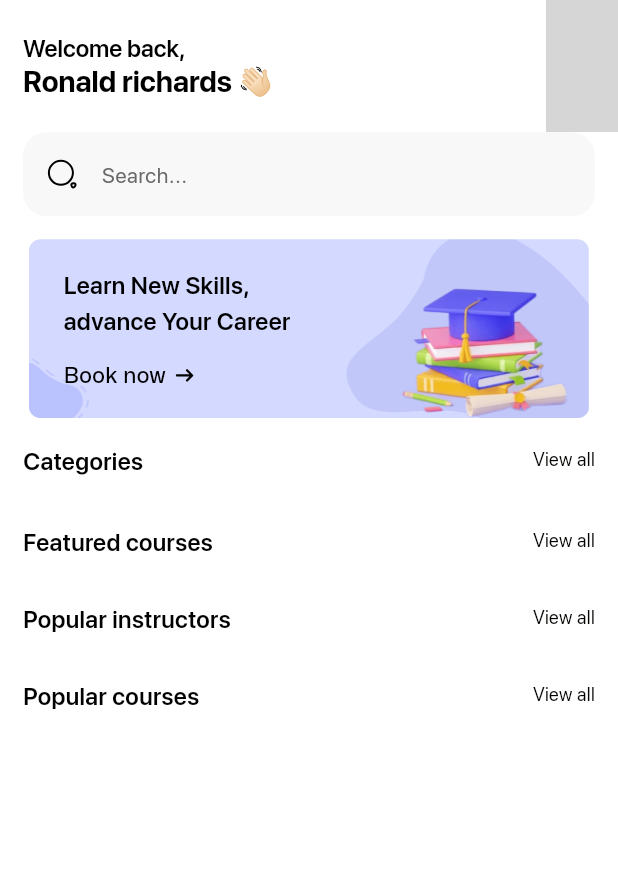
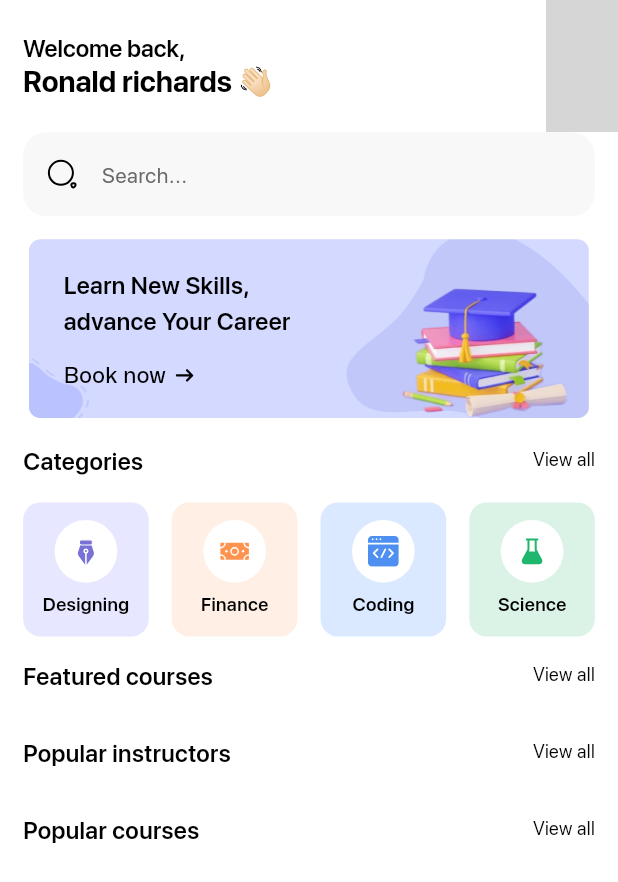
Before and after one commit to abuubaida921/Flutter_e_learning_app, a Flutter app: the HomeScreenContainerScreen screen opened by its route, on a phone screen of 412 x 824 dp. Shown: the top 882 px of the screen. Run offline on Flutter 3.47's test engine with Material 3 defaults, Android fonts, the phone set to English and light mode, and no system bars; drawn by our look-alikes of carousel_slider; our stand-ins replace cached_network_image, connectivity_plus, flutter_staggered_animations, flutter_svg, fluttertoast, get and 1 more; accounts and stored records are empty; grey boxes are pictures that could not be loaded.

Commit message:
Categories Screen Page Implemented

```diff
--- a/lib/core/utils/image_constant.dart
+++ b/lib/core/utils/image_constant.dart
@@ -60,5 +60,6 @@ class ImageConstant {
   static String imgLock = '$imagePath/img_lock.svg';
 
   static String imgContrast = '$imagePath/img_contrast.svg';
-
+  static String imgArrowLeftOnPrimary = '$imagePath/img_arrow_left_onprimary.svg';
+  static String imgArrowLeft = '$imagePath/img_arrow_left.svg';
 }
--- /dev/null
+++ b/lib/presentation/categories_screen/controller/categories_controller.dart
@@ -0,0 +1,9 @@
+import 'package:flutter_e_learning_app/core/app_export.dart';
+import 'package:flutter_e_learning_app/presentation/categories_screen/models/categories_model.dart';
+
+import '../models/categories_grid_item_model.dart';
+
+class CategoriesController extends GetxController {
+  List<CategoriesGridItemModel> categories =
+      CategoriesModel.getCategoriesData();
+}
--- /dev/null
+++ b/lib/presentation/categories_screen/models/categories_grid_item_model.dart
@@ -0,0 +1,9 @@
+import 'dart:ui';
+
+class CategoriesGridItemModel {
+  String? icon;
+  String? title;
+  Color? bgColor;
+  int? id;
+  CategoriesGridItemModel(this.icon,this.title,this.bgColor,this.id);
+}
--- /dev/null
+++ b/lib/presentation/categories_screen/models/categories_model.dart
@@ -0,0 +1,25 @@
+import '../../../core/app_export.dart';
+import 'categories_grid_item_model.dart';
+
+class CategoriesModel {
+
+ static List<CategoriesGridItemModel> getCategoriesData(){
+  return [
+   CategoriesGridItemModel(ImageConstant.imgCatDesigning ,"Designing",appTheme.indigo50,1),
+   CategoriesGridItemModel(ImageConstant.imgCar ,"Finance",appTheme.orange50,2),
+   CategoriesGridItemModel(ImageConstant.imgCatCode ,"Coding",appTheme.blue5001,3),
+   CategoriesGridItemModel(ImageConstant.imgCatScience ,"Science",appTheme.teal50,4),
+   CategoriesGridItemModel(ImageConstant.imgCalculator ,"Maths",appTheme.red50,5),
+   CategoriesGridItemModel(ImageConstant.imgCatPhysics ,"Physics",appTheme.lightBlue50,6),
+   CategoriesGridItemModel(ImageConstant.imgGroup34219 ,"Marketing",appTheme.lightPurple,7),
+   CategoriesGridItemModel(ImageConstant.imgCatStock ,"Stock market",appTheme.deepOrange50,8),
+   CategoriesGridItemModel(ImageConstant.imgSearchIndigoA200 ,"Photography",appTheme.deepPurple,9),
+   CategoriesGridItemModel(ImageConstant.imgCatAnalysis ,"data analysis",appTheme.blue50,10),
+   CategoriesGridItemModel(ImageConstant.imgCatCloud ,"Cloud security",appTheme.teal50,11),
+   CategoriesGridItemModel(ImageConstant.imgCatMachine ,"Machine learn",appTheme.purple,12),
+  ];
+ }
+
+
+
+}
--- a/lib/presentation/home_screen_page/home_screen_page.dart
+++ b/lib/presentation/home_screen_page/home_screen_page.dart
@@ -1,11 +1,11 @@
 import 'package:carousel_slider/carousel_slider.dart';
 import 'package:flutter/material.dart';
-import 'package:flutter_e_learning_app/core/app_export.dart';
-import 'package:flutter_e_learning_app/widgets/app_bar/appbar_trailing_iconbutton.dart';
-import 'package:flutter_e_learning_app/widgets/app_bar/custom_app_bar.dart';
+import 'package:flutter_e_learning_app/core/app_export.dart';import 'package:flutter_e_learning_app/widgets/app_bar/custom_app_bar.dart';
 import 'package:flutter_e_learning_app/widgets/custom_search_view.dart';
 
 import '../../widgets/custom_icon_button.dart';
+import '../categories_screen/controller/categories_controller.dart';
+import '../categories_screen/models/categories_grid_item_model.dart';
 import 'controller/home_screen_controller.dart';
 import 'models/home_screen_model.dart';
 import 'models/slider_model.dart';
@@ -19,8 +19,7 @@ class HomeScreenPage extends StatefulWidget {
 }
 
 class _HomeScreenPageState extends State<HomeScreenPage> {
-  HomeScreenController controller =
-      Get.put(HomeScreenController(HomeScreenModel().obs));
+  HomeScreenController controller = Get.put(HomeScreenController(HomeScreenModel().obs));
   CategoriesController categoriesController = Get.put(CategoriesController());
   FeaturedCourseController featuredCourseController = Get.put(FeaturedCourseController());
   PopularInstructorController popularInstructorController = Get.put(PopularInstructorController());
@@ -144,7 +143,7 @@ class _HomeScreenPageState extends State<HomeScreenPage> {
                  children: List.generate(categoriesController.categories.length > 4
                      ? 4
                      : categoriesController.categories.length, (index) {
-                   CategoriesgridItemModel data =
+                   CategoriesGridItemModel data =
                    categoriesController.categories[index];
                        return Container(
                          padding: EdgeInsets.symmetric(
@@ -184,58 +183,6 @@ class _HomeScreenPageState extends State<HomeScreenPage> {
                      }),
                ),
 
-               // GridView.count(
-               //   padding: EdgeInsets.symmetric(horizontal: 16.h, vertical: 16.h),
-               //   primary: false,
-               //   shrinkWrap: true,
-               //   itemCount: categoriesController.categories.length > 4
-               //       ? 4
-               //       : categoriesController.categories.length,
-               //   gridDelegate: SliverGridDelegateWithFixedCrossAxisCount(
-               //       mainAxisExtent: 105.v,
-               //       crossAxisCount: 4,
-               //       mainAxisSpacing: 16.h,
-               //       crossAxisSpacing: 16.h),
-               //   itemBuilder: (context, index) {
-               //     CategoriesgridItemModel data =
-               //     categoriesController.categories[index];
-               //     return Container(
-               //       padding: EdgeInsets.symmetric(
-               //         horizontal: 8.h,
-               //         vertical: 16.v,
-               //       ),
-               //       decoration: AppDecoration.fillIndigo.copyWith(
-               //         color: data.bgColor,
-               //         borderRadius: BorderRadiusStyle.roundedBorder12,
-               //       ),
-               //       child: Column(
-               //         crossAxisAlignment: CrossAxisAlignment.center,
-               //         mainAxisAlignment: MainAxisAlignment.center,
-               //         children: [
-               //           CustomIconButton(
-               //             height: 47.adaptSize,
-               //             width: 47.adaptSize,
-               //             padding: EdgeInsets.all(11.h),
-               //             decoration: IconButtonStyleHelper.fillWhiteATL27,
-               //             child: CustomImageView(
-               //               imagePath: data.icon!,
-               //             ),
-               //           ),
-               //           SizedBox(height: 7.v),
-               //           Text(
-               //             data.title!,
-               //             style: TextStyle(
-               //               color: Colors.black,
-               //               fontSize: 14.fSize,
-               //               fontFamily: 'SF Pro Display',
-               //               fontWeight: FontWeight.w600,
-               //             ),
-               //           ),
-               //         ],
-               //       ),
-               //     );
-               //   },
-               // ),
                Padding(
                  padding: EdgeInsets.symmetric(horizontal: 16.h),
                  child: Row(
@@ -440,12 +387,6 @@ class _HomeScreenPageState extends State<HomeScreenPage> {
         ]);
   }
 
-
-
-
-
-
-
   /// Navigates to the courseDetailsAboutScreen when the action is triggered.
   onTapUserProfile() {
     Get.toNamed(AppRoutes.courseDetailsAboutScreen);
```
Also changed, not shown: lib/presentation/categories_screen/binding/categories_binding.dart (added, +9 -0 lines), lib/presentation/categories_screen/categories_screen.dart (added, +79 -0 lines), lib/presentation/categories_screen/widgets/categories_grid_item_widget.dart (added, +59 -0 lines), lib/widgets/app_bar/appbar_leading_image.dart (added, +39 -0 lines), lib/widgets/app_bar/appbar_subtitle.dart (added, +38 -0 lines).
